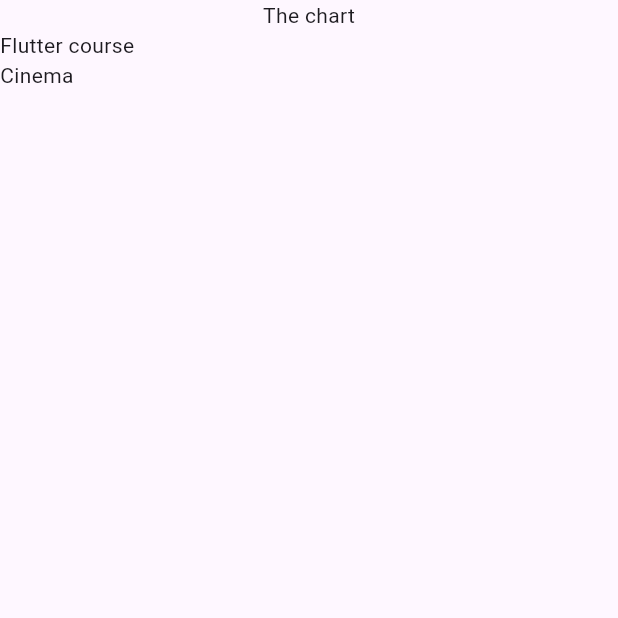
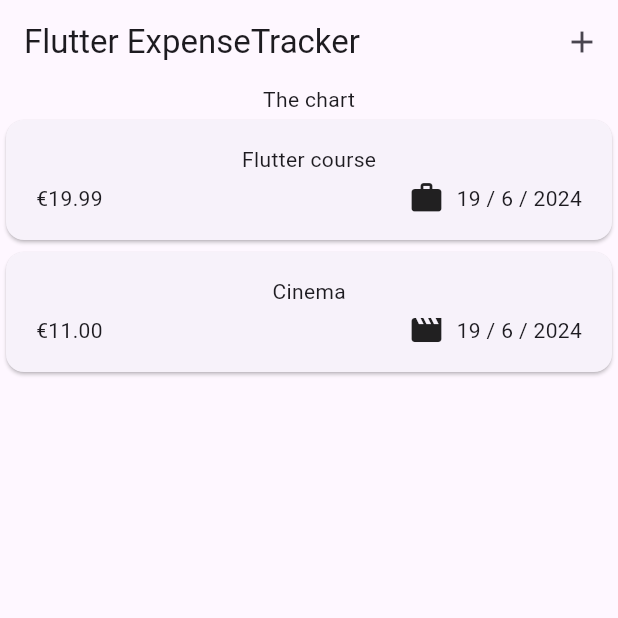
Before and after one commit to StefaniaSperani/Flutter-TrackerApp, a Flutter app: the screen it shows after launch, on a phone screen of 412 x 824 dp, the top half of it. Run offline on Flutter 3.47's test engine with Material 3 defaults, Android fonts, the phone set to English and light mode, and no system bars.

Commit message:
Add appBar and moda

```diff
--- a/expense_tracker/lib/expenses.dart
+++ b/expense_tracker/lib/expenses.dart
@@ -1,6 +1,6 @@
 import 'package:flutter/material.dart';
 import 'package:expense_tracker/models/expense.dart';
-import 'package:expense_tracker/expenses_list.dart';
+import 'package:expense_tracker/widgets/expenses_list/expenses_list.dart';
 
 class Expenses extends StatefulWidget {
   const Expenses({super.key});
@@ -20,22 +20,34 @@ final List<Expense> _registeredExpenses = [
         category: Category.work),
     Expense(
         title: 'Cinema',
-    amount: 10.99,
+        amount: 10.9954687,
         date: DateTime.now(),
         category: Category.leisure),
   ];
 
+  void _openAddExpenseOverlay(){
+    showModalBottomSheet(context: context,
+    builder: (ctx) => const Text('Modal bottom sheet'));
+  }
+
   @override
   Widget build(BuildContext context) {
     return Scaffold(
-      body: Column(
-        children: [
+      appBar: AppBar(
+        title: const Text('Flutter ExpenseTracker'),
+        actions: [
+          IconButton(
+            onPressed: _openAddExpenseOverlay,
+            icon: const Icon(Icons.add),
+          ),
+        ],
+      ),
+      body: Column(children: [
         const Text('The chart'),
         Expanded(
           child: ExpensesList(expenses: _registeredExpenses),
         ),
-        ]
-      ),
+      ]),
     );
   }
 }
--- a/expense_tracker/lib/models/expense.dart
+++ b/expense_tracker/lib/models/expense.dart
@@ -1,10 +1,21 @@
+import 'package:flutter/material.dart';
 import 'package:uuid/uuid.dart';
+import 'package:intl/intl.dart';
+
+final formatter = DateFormat.d().addPattern('/').add_M().addPattern('/').add_y();
 
 const uuid = Uuid();
 
 //creo un tipo personalizzato grazie ad enum, così verranno accettati
 //solo le categorie indicate in questo tipo, cosi non si avranno errori
 enum Category { food, travel, leisure, work }
+
+const categoryIcons = {
+  Category.food: Icons.lunch_dining,
+  Category.travel: Icons.flight_takeoff,
+  Category.leisure: Icons.movie,
+  Category.work: Icons.work,
+};
 
 class Expense {
   Expense({
@@ -19,4 +30,8 @@ class Expense {
   final double amount;
   final DateTime date;
   final Category category;
+
+  String get formattedDate{
+    return formatter.format(date);
+  }
 }
--- /dev/null
+++ b/expense_tracker/lib/widgets/expense_item.dart
@@ -0,0 +1,37 @@
+import 'package:flutter/material.dart';
+
+import 'package:expense_tracker/models/expense.dart';
+
+class ExpenseItem extends StatelessWidget {
+  const ExpenseItem(this.expense, {super.key});
+
+  final Expense expense;
+
+  @override
+  Widget build(BuildContext context) {
+    return Card(
+        child: Padding(
+      padding: const EdgeInsets.symmetric(horizontal: 20, vertical: 16),
+      child: Column(
+        children: [
+          Text(expense.title),
+          const SizedBox(
+            height: 4,
+          ),
+          Row(children: [
+            Text('€${expense.amount.toStringAsFixed(2)}'),
+            //12.3433 => 12.34 due cifre dopo la virgola
+            const Spacer(),
+            Row(
+              children: [
+                Icon(categoryIcons[expense.category]),
+                const SizedBox(width: 8),
+                Text(expense.formattedDate),
+              ]
+            ),
+          ])
+        ],
+      ),
+    ));
+  }
+}
--- a/expense_tracker/lib/expenses_list.dart
+++ b/expense_tracker/lib/widgets/expenses_list/expenses_list.dart
@@ -1,5 +1,6 @@
 import 'package:flutter/material.dart';
 
+import 'package:expense_tracker/widgets/expense_item.dart';
 import 'package:expense_tracker/models/expense.dart';
 
 class ExpensesList extends StatelessWidget{
@@ -11,7 +12,7 @@ class ExpensesList extends StatelessWidget{
   @override
   Widget build (BuildContext context){
     return ListView.builder(itemCount: expenses.length,
-    itemBuilder: (ctx, index)=>Text(expenses[index].title),
+    itemBuilder: (ctx, index)=>ExpenseItem(expenses[index]),
     );
   }
 }
--- a/expense_tracker/pubspec.yaml
+++ b/expense_tracker/pubspec.yaml
@@ -36,6 +36,7 @@ dependencies:
   # Use with the CupertinoIcons class for iOS style icons.
   cupertino_icons: ^1.0.6
   uuid: ^4.4.0
+  intl: ^0.19.0
 
 dev_dependencies:
   flutter_test:
```
Also changed, not shown: expense_tracker/pubspec.lock. Lines whose indentation alone changed are shown as unchanged.
